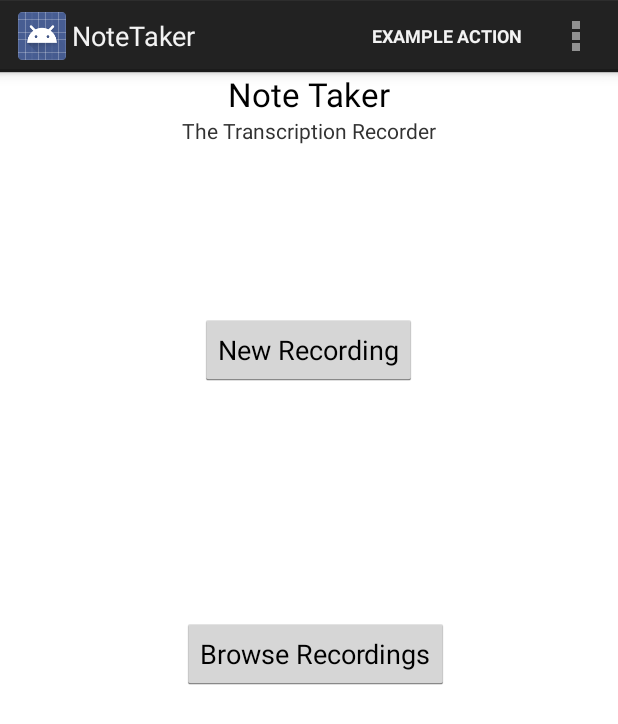
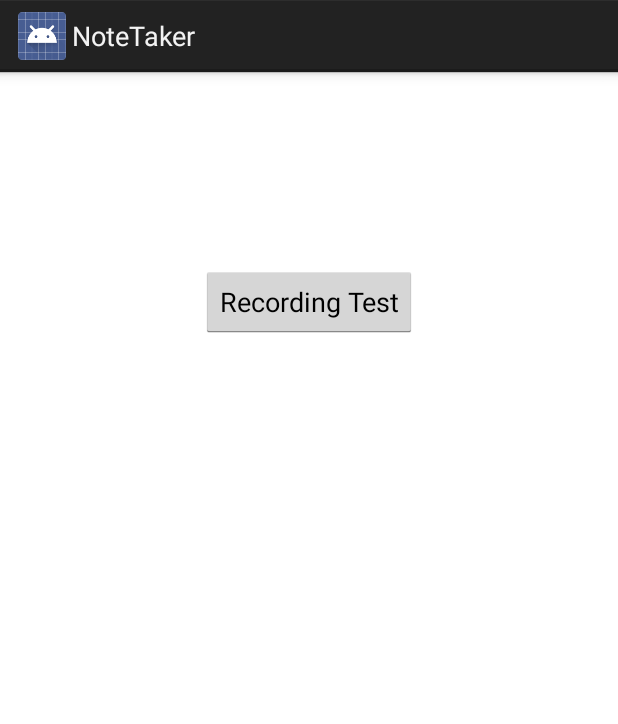
Before and after one commit to Kevin-Damazyn/note_taker, an Android app: the screen it shows after launch (MainActivity), on a phone screen of 412 x 824 dp. Shown: the top 724 px of the screen. Run offline under Robolectric (Android 15) with nearby library versions, the phone set to English and light mode, and no system bars.

Commit message:
baseline work for Speech to Text (STT) testing enviornment
# Please enter the commit message for your changes. Lines starting
# with '#' will be ignored, and an empty message aborts the commit.
# On branch master
# Changes to be committed:
#   (use "git reset HEAD <file>..." to unstage)
#
#	new file:   .gitignore
#	new file:   sprint2.txt
#

```diff
--- a/NoteTaker/src/main/res/layout/activity_main.xml
+++ b/NoteTaker/src/main/res/layout/activity_main.xml
@@ -7,65 +7,14 @@
     android:rowCount="7"
     android:columnCount="11">
 
-    <TextView
-        android:layout_width="wrap_content"
-        android:layout_height="wrap_content"
-        android:textAppearance="?android:attr/textAppearanceLarge"
-        android:text="Note Taker"
-        android:id="@+id/textView"
-        android:layout_alignParentTop="true"
-        android:layout_centerHorizontal="true" />
-
-    <TextView
-        android:layout_width="wrap_content"
-        android:layout_height="wrap_content"
-        android:textAppearance="?android:attr/textAppearanceSmall"
-        android:text="The Transcription Recorder"
-        android:id="@+id/textView2"
-        android:layout_below="@+id/textView"
-        android:layout_centerHorizontal="true" />
 
     <Button
         android:layout_width="wrap_content"
         android:layout_height="wrap_content"
-        android:text="New Recording"
-        android:id="@+id/new_rec"
-        android:layout_marginTop="44dp"
-        android:layout_below="@+id/title_name"
+        android:text="Recording Test"
+        android:id="@+id/button"
+        android:layout_alignParentTop="true"
         android:layout_centerHorizontal="true"
-        android:onClick="newRecord" />
-
-    <Button
-        android:layout_width="wrap_content"
-        android:layout_height="wrap_content"
-        android:text="Browse Recordings"
-        android:id="@+id/browse_rec"
-        android:layout_centerVertical="true"
-        android:layout_alignLeft="@+id/textView2"
-        android:layout_alignStart="@+id/textView2" />
-
-    <!-- <Button
-        android:layout_width="wrap_content"
-        android:layout_height="wrap_content"
-        android:text="Settings"
-        android:id="@+id/settings"
-        android:layout_marginTop="49dp"
-        android:singleLine="false"
-        android:layout_below="@+id/browse_rec"
-        android:layout_centerHorizontal="true"
-        android:onClick="toSettings" /> -->
-
-    <TextView
-        android:layout_width="wrap_content"
-        android:layout_height="wrap_content"
-        android:textAppearance="?android:attr/textAppearanceLarge"
-        android:id="@+id/title_name"
-        android:layout_marginTop="39dp"
-        android:textAlignment="center"
-        android:gravity="center"
-        android:layout_below="@+id/textView2"
-        android:layout_alignParentLeft="true"
-        android:layout_alignParentStart="true"
-        android:layout_alignParentRight="true"
-        android:layout_alignParentEnd="true" />
+        android:layout_marginTop="129dp"
+        android:onClick="gotoRecord" />
 </RelativeLayout>
```
Also changed, not shown: NoteTaker/src/main/java/com/notetaker/MainActivity.java (+4 -62 lines), NoteTaker/src/main/java/com/notetaker/MainActivityOld.java (added, +95 -0 lines), NoteTaker/src/main/java/com/recording/STTActivity.java (added, +19 -0 lines), NoteTaker/src/main/res/layout/stt_layout.xml (added, +22 -0 lines).
